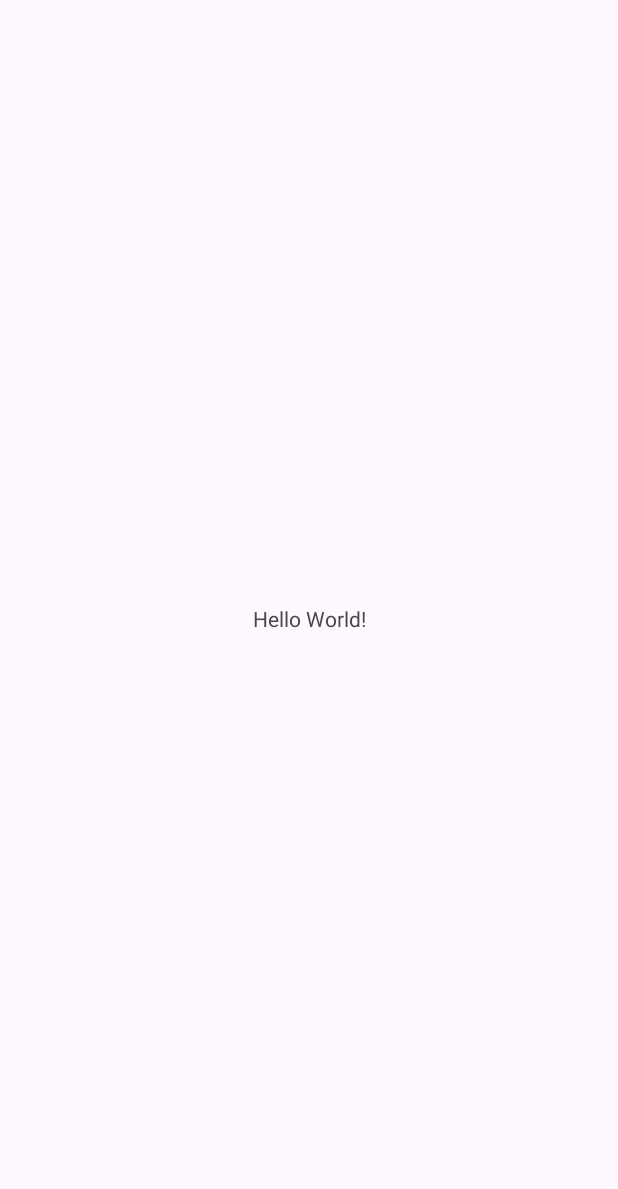
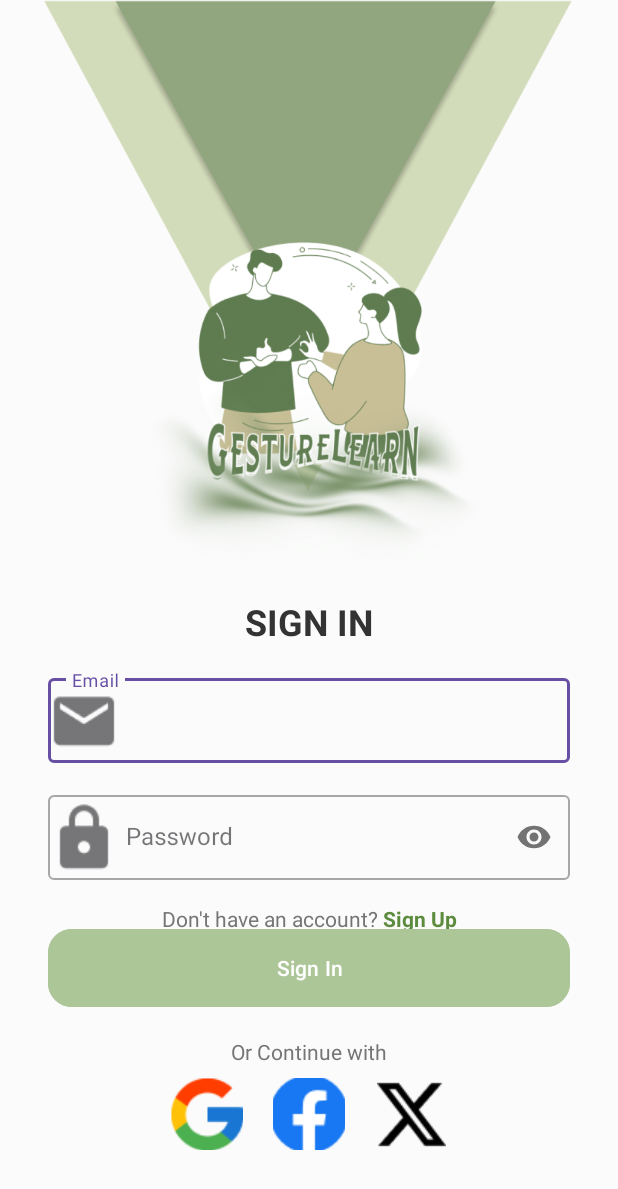
Before and after one commit to xebec51/GestureLearn, an Android app: the screen it shows after launch (MainActivity before the commit, LoginActivity after it), on a phone screen of 412 x 824 dp. Before the commit the part shown is almost empty. Shown: the top 1189 px of the screen. Run offline under Robolectric (Android 15) with nearby library versions, the phone set to English and light mode, and no system bars.

Commit message:
feat(auth): Implement user registration and login functionality

```diff
--- a/GestureLearn/app/build.gradle.kts
+++ b/GestureLearn/app/build.gradle.kts
@@ -40,4 +40,5 @@ dependencies {
     testImplementation(libs.junit)
     androidTestImplementation(libs.ext.junit)
     androidTestImplementation(libs.espresso.core)
+    implementation(libs.material)
 }
--- a/GestureLearn/app/src/main/java/com/example/gesturelearn/MainActivity.java
+++ /dev/null
@@ -1,24 +0,0 @@
-package com.example.gesturelearn;
-
-import android.os.Bundle;
-
-import androidx.activity.EdgeToEdge;
-import androidx.appcompat.app.AppCompatActivity;
-import androidx.core.graphics.Insets;
-import androidx.core.view.ViewCompat;
-import androidx.core.view.WindowInsetsCompat;
-
-public class MainActivity extends AppCompatActivity {
-
-    @Override
-    protected void onCreate(Bundle savedInstanceState) {
-        super.onCreate(savedInstanceState);
-        EdgeToEdge.enable(this);
-        setContentView(R.layout.activity_main);
-        ViewCompat.setOnApplyWindowInsetsListener(findViewById(R.id.main), (v, insets) -> {
-            Insets systemBars = insets.getInsets(WindowInsetsCompat.Type.systemBars());
-            v.setPadding(systemBars.left, systemBars.top, systemBars.right, systemBars.bottom);
-            return insets;
-        });
-    }
-}
--- /dev/null
+++ b/GestureLearn/app/src/main/java/com/example/gesturelearn/activity/auth/LoginActivity.java
@@ -0,0 +1,87 @@
+package com.example.gesturelearn.activity.auth;
+
+import android.content.Intent;
+import android.os.Bundle;
+import android.view.View;
+import android.widget.Button;
+import android.widget.TextView;
+import android.widget.Toast;
+
+import androidx.appcompat.app.AppCompatActivity;
+
+import com.example.gesturelearn.R;
+import com.example.gesturelearn.data.DatabaseHelper;
+import com.google.android.material.textfield.TextInputEditText;
+
+public class LoginActivity extends AppCompatActivity {
+
+    private TextInputEditText etEmail, etPassword;
+    private Button btnSignIn;
+    private TextView tvSignUp;
+    private DatabaseHelper databaseHelper;
+
+    @Override
+    protected void onCreate(Bundle savedInstanceState) {
+        super.onCreate(savedInstanceState);
+        setContentView(R.layout.activity_login);
+
+        databaseHelper = new DatabaseHelper(this);
+        // Menghubungkan variabel dengan komponen di layout (findViewById)
+        etEmail = findViewById(R.id.et_email);
+        etPassword = findViewById(R.id.et_password);
+        btnSignIn = findViewById(R.id.btn_sign_in);
+        tvSignUp = findViewById(R.id.tv_sign_up);
+
+        // Menambahkan listener klik untuk tombol Sign In
+        btnSignIn.setOnClickListener(new View.OnClickListener() {
+            @Override
+            public void onClick(View v) {
+                String email = etEmail.getText().toString().trim();
+                String password = etPassword.getText().toString().trim();
+
+                // Validasi input
+                if (email.isEmpty() || password.isEmpty()) {
+                    Toast.makeText(LoginActivity.this, "Email dan Password tidak boleh kosong!", Toast.LENGTH_SHORT).show();
+                    return;
+                }
+
+                // Cek kredensial ke database
+                boolean isValidUser = databaseHelper.checkUser(email, password);
+
+                if (isValidUser) {
+                    // Jika login berhasil
+                    Toast.makeText(LoginActivity.this, "Login berhasil!", Toast.LENGTH_SHORT).show();
+
+                    // Pindah ke MainActivity
+                    Intent intent = new Intent(LoginActivity.this, MainActivity.class);
+                    startActivity(intent);
+                    finish(); // Tutup LoginActivity agar pengguna tidak bisa kembali
+                } else {
+                    // Jika login gagal
+                    Toast.makeText(LoginActivity.this, "Email atau Password salah!", Toast.LENGTH_SHORT).show();
+                }
+            }
+        });
+
+        // Menambahkan listener klik untuk teks Sign Up
+        tvSignUp.setOnClickListener(new View.OnClickListener() {
+            @Override
+            public void onClick(View v) {
+                // Pindah ke RegisterActivity (jika sudah dibuat)
+                // Intent intent = new Intent(LoginActivity.this, RegisterActivity.class);
+                // startActivity(intent);
+                Toast.makeText(LoginActivity.this, "Pindah ke halaman Sign Up", Toast.LENGTH_SHORT).show();
+            }
+        });
+
+        // Listener untuk teks Sign Up
+        tvSignUp.setOnClickListener(new View.OnClickListener() {
+            @Override
+            public void onClick(View v) {
+                // GANTI baris Toast dengan Intent
+                Intent intent = new Intent(LoginActivity.this, RegisterActivity.class);
+                startActivity(intent);
+            }
+        });
+    }
+}
--- /dev/null
+++ b/GestureLearn/app/src/main/java/com/example/gesturelearn/data/DatabaseHelper.java
@@ -0,0 +1,119 @@
+package com.example.gesturelearn.data;
+
+import android.content.ContentValues;
+import android.content.Context;
+import android.database.Cursor;
+import android.database.sqlite.SQLiteDatabase;
+import android.database.sqlite.SQLiteOpenHelper;
+
+import androidx.annotation.Nullable;
+
+public class DatabaseHelper extends SQLiteOpenHelper {
+
+    // Nama database
+    public static final String DATABASE_NAME = "GestureLearn.db";
+    // Versi database. Naikkan jika ada perubahan skema
+    private static final int DATABASE_VERSION = 1;
+
+    // Nama tabel
+    public static final String TABLE_USERS = "users";
+
+    // Kolom-kolom tabel users
+    public static final String COLUMN_ID = "id";
+    public static final String COLUMN_NAME = "name";
+    public static final String COLUMN_EMAIL = "email";
+    public static final String COLUMN_PASSWORD = "password";
+
+    // SQL statement untuk membuat tabel users
+    private static final String CREATE_TABLE_USERS = "CREATE TABLE " + TABLE_USERS + "("
+            + COLUMN_ID + " INTEGER PRIMARY KEY AUTOINCREMENT,"
+            + COLUMN_NAME + " TEXT,"
+            + COLUMN_EMAIL + " TEXT UNIQUE,"
+            + COLUMN_PASSWORD + " TEXT"
+            + ")";
+
+    public DatabaseHelper(@Nullable Context context) {
+        super(context, DATABASE_NAME, null, DATABASE_VERSION);
+    }
+
+    @Override
+    public void onCreate(SQLiteDatabase db) {
+        // Eksekusi perintah SQL untuk membuat tabel
+        db.execSQL(CREATE_TABLE_USERS);
+    }
+
+    @Override
+    public void onUpgrade(SQLiteDatabase db, int oldVersion, int newVersion) {
+        // Jika tabel sudah ada, hapus (untuk skenario upgrade sederhana)
+        db.execSQL("DROP TABLE IF EXISTS " + TABLE_USERS);
+        // Buat tabel lagi
+        onCreate(db);
+    }
+
+    /**
+     * Metode untuk menambahkan user baru ke database.
+     * @param name Nama user
+     * @param email Email user
+     * @param password Password user
+     * @return true jika berhasil, false jika gagal
+     */
+    public boolean addUser(String name, String email, String password) {
+        SQLiteDatabase db = this.getWritableDatabase();
+        ContentValues values = new ContentValues();
+        values.put(COLUMN_NAME, name);
+        values.put(COLUMN_EMAIL, email);
+        values.put(COLUMN_PASSWORD, password); // Di aplikasi nyata, password harus di-hash!
+
+        // Insert baris baru
+        long result = db.insert(TABLE_USERS, null, values);
+        db.close();
+
+        // Jika result = -1, berarti terjadi error
+        return result != -1;
+    }
+
+    /**
+     * Metode untuk memeriksa apakah email sudah terdaftar.
+     * @param email Email yang akan dicek
+     * @return true jika email sudah ada, false jika belum
+     */
+    public boolean checkEmail(String email) {
+        SQLiteDatabase db = this.getReadableDatabase();
+        Cursor cursor = db.query(TABLE_USERS,
+                new String[]{COLUMN_ID},
+                COLUMN_EMAIL + " = ?",
+                new String[]{email},
+                null, null, null);
+
+        int count = cursor.getCount();
+        cursor.close();
+        db.close();
+
+        return count > 0;
+    }
+
+    /**
+     * Metode untuk memeriksa kredensial user saat login.
+     * @param email Email user
+     * @param password Password user
+     * @return true jika email dan password cocok, false jika tidak
+     */
+    public boolean checkUser(String email, String password) {
+        SQLiteDatabase db = this.getReadableDatabase();
+        String[] columns = {COLUMN_ID};
+        String selection = COLUMN_EMAIL + " = ?" + " AND " + COLUMN_PASSWORD + " = ?";
+        String[] selectionArgs = {email, password};
+
+        Cursor cursor = db.query(TABLE_USERS,
+                columns,
+                selection,
+                selectionArgs,
+                null, null, null);
+
+        int count = cursor.getCount();
+        cursor.close();
+        db.close();
+
+        return count > 0;
+    }
+}
--- /dev/null
+++ b/GestureLearn/app/src/main/res/layout/activity_login.xml
@@ -0,0 +1,174 @@
+<?xml version="1.0" encoding="utf-8"?>
+<androidx.constraintlayout.widget.ConstraintLayout xmlns:android="http://schemas.android.com/apk/res/android"
+    xmlns:app="http://schemas.android.com/apk/res-auto"
+    xmlns:tools="http://schemas.android.com/tools"
+    android:layout_width="match_parent"
+    android:layout_height="match_parent"
+    android:background="@color/background_color"
+    tools:context=".activity.auth.LoginActivity">
+
+    <androidx.constraintlayout.widget.Guideline
+        android:id="@+id/guideline_top"
+        android:layout_width="wrap_content"
+        android:layout_height="wrap_content"
+        android:orientation="horizontal"
+        app:layout_constraintGuide_percent="0.10" />
+
+    <androidx.constraintlayout.widget.Guideline
+        android:id="@+id/guideline_bottom"
+        android:layout_width="wrap_content"
+        android:layout_height="wrap_content"
+        android:orientation="horizontal"
+        app:layout_constraintGuide_percent="0.95" />
+
+    <ImageView
+        android:id="@+id/iv_logo"
+        android:layout_width="410dp"
+        android:layout_height="374dp"
+        android:contentDescription="@string/app_logo_description"
+        android:src="@drawable/logo_gesturelearn"
+        app:layout_constraintDimensionRatio="1:1"
+        app:layout_constraintEnd_toEndOf="parent"
+        app:layout_constraintHorizontal_bias="0.0"
+        app:layout_constraintStart_toStartOf="parent"
+        app:layout_constraintTop_toTopOf="parent"
+        app:layout_constraintWidth_percent="0.5" />
+
+    <TextView
+        android:id="@+id/tv_sign_in_title"
+        style="@style/TextAppearance.Material3.HeadlineSmall"
+        android:layout_width="wrap_content"
+        android:layout_height="wrap_content"
+        android:layout_marginTop="24dp"
+        android:text="SIGN IN"
+        android:textStyle="bold"
+        android:textColor="@color/text_primary"
+        app:layout_constraintEnd_toEndOf="parent"
+        app:layout_constraintStart_toStartOf="parent"
+        app:layout_constraintTop_toBottomOf="@id/iv_logo" />
+
+    <androidx.constraintlayout.widget.Group
+        android:id="@+id/input_fields_group"
+        android:layout_width="wrap_content"
+        android:layout_height="wrap_content"
+        app:constraint_referenced_ids="til_email, til_password"
+        app:layout_constraintEnd_toEndOf="parent"
+        app:layout_constraintStart_toStartOf="parent" />
+
+    <com.google.android.material.textfield.TextInputLayout
+        android:id="@+id/til_email"
+        style="@style/Widget.MaterialComponents.TextInputLayout.OutlinedBox"
+        android:layout_width="0dp"
+        android:layout_height="wrap_content"
+        android:layout_marginStart="32dp"
+        android:layout_marginEnd="32dp"
+        android:layout_marginTop="16dp"
+        android:hint="Email"
+        app:startIconDrawable="@drawable/ic_email"
+        app:layout_constraintTop_toBottomOf="@id/tv_sign_in_title"
+        app:layout_constraintStart_toStartOf="parent"
+        app:layout_constraintEnd_toEndOf="parent">
+
+        <com.google.android.material.textfield.TextInputEditText
+            android:id="@+id/et_email"
+            android:layout_width="match_parent"
+            android:layout_height="wrap_content"
+            android:inputType="textEmailAddress" />
+    </com.google.android.material.textfield.TextInputLayout>
+
+    <com.google.android.material.textfield.TextInputLayout
+        android:id="@+id/til_password"
+        style="@style/Widget.MaterialComponents.TextInputLayout.OutlinedBox"
+        android:layout_width="0dp"
+        android:layout_height="wrap_content"
+        android:layout_marginStart="32dp"
+        android:layout_marginTop="16dp"
+        android:layout_marginEnd="32dp"
+        android:hint="Password"
+        app:passwordToggleEnabled="true"
+        app:startIconDrawable="@drawable/ic_lock"
+        app:layout_constraintTop_toBottomOf="@id/til_email"
+        app:layout_constraintStart_toStartOf="parent"
+        app:layout_constraintEnd_toEndOf="parent">
+
+        <com.google.android.material.textfield.TextInputEditText
+            android:id="@+id/et_password"
+            android:layout_width="match_parent"
+            android:layout_height="wrap_content"
+            android:inputType="textPassword" />
+    </com.google.android.material.textfield.TextInputLayout>
+
+    <TextView
+        android:id="@+id/tv_sign_up"
+        android:layout_width="wrap_content"
+        android:layout_height="wrap_content"
+        android:layout_marginTop="16dp"
+        android:text="@string/prompt_signup"
+        android:textColor="@color/text_secondary"
+        app:layout_constraintTop_toBottomOf="@id/til_password"
+        app:layout_constraintStart_toStartOf="parent"
+        app:layout_constraintEnd_toEndOf="parent"/>
+
+    <LinearLayout
+        android:id="@+id/ll_social_login"
+        android:layout_width="wrap_content"
+        android:layout_height="wrap_content"
+        android:orientation="horizontal"
+        android:layout_marginBottom="16dp"
+        app:layout_constraintBottom_toTopOf="@id/guideline_bottom"
+        app:layout_constraintStart_toStartOf="parent"
+        app:layout_constraintEnd_toEndOf="parent">
+
+        <ImageButton
+            android:id="@+id/ib_google"
+            android:layout_width="@dimen/social_icon_size"
+            android:layout_height="@dimen/social_icon_size"
+            android:layout_marginEnd="@dimen/social_icon_spacing"
+            android:src="@drawable/ic_google"
+            android:background="?attr/selectableItemBackgroundBorderless"
+            android:contentDescription="Continue with Google"/>
+
+        <ImageButton
+            android:id="@+id/ib_facebook"
+            android:layout_width="@dimen/social_icon_size"
+            android:layout_height="@dimen/social_icon_size"
+            android:layout_marginEnd="@dimen/social_icon_spacing"
+            android:src="@drawable/ic_facebook"
+            android:background="?attr/selectableItemBackgroundBorderless"
+            android:contentDescription="Continue with Facebook"/>
+
+        <ImageButton
+            android:id="@+id/ib_x"
+            android:layout_width="@dimen/social_icon_size"
+            android:layout_height="@dimen/social_icon_size"
+            android:src="@drawable/ic_x"
+            android:background="?attr/selectableItemBackgroundBorderless"
+            android:contentDescription="Continue with X"/>
+    </LinearLayout>
+
+    <TextView
+        android:id="@+id/tv_continue_with"
+        android:layout_width="wrap_content"
+        android:layout_height="wrap_content"
+        android:layout_marginBottom="8dp"
+        android:text="Or Continue with"
+        android:textColor="@color/text_secondary"
+        app:layout_constraintBottom_toTopOf="@id/ll_social_login"
+        app:layout_constraintStart_toStartOf="parent"
+        app:layout_constraintEnd_toEndOf="parent"/>
+
+    <com.google.android.material.button.MaterialButton
+        android:id="@+id/btn_sign_in"
+        android:layout_width="0dp"
+        android:layout_height="@dimen/button_height"
+        android:layout_marginStart="32dp"
+        android:layout_marginEnd="32dp"
+        android:layout_marginBottom="16dp"
+        android:text="Sign In"
+        android:backgroundTint="@color/button_primary_color"
+        app:cornerRadius="@dimen/button_corner_radius"
+        app:layout_constraintBottom_toTopOf="@id/tv_continue_with"
+        app:layout_constraintStart_toStartOf="parent"
+        app:layout_constraintEnd_toEndOf="parent" />
+
+</androidx.constraintlayout.widget.ConstraintLayout>
--- a/GestureLearn/app/src/main/res/layout/activity_main.xml
+++ b/GestureLearn/app/src/main/res/layout/activity_main.xml
@@ -1,19 +1,19 @@
 <?xml version="1.0" encoding="utf-8"?>
-<androidx.constraintlayout.widget.ConstraintLayout xmlns:android="http://schemas.android.com/apk/res/android"
+<RelativeLayout xmlns:android="http://schemas.android.com/apk/res/android"
     xmlns:app="http://schemas.android.com/apk/res-auto"
     xmlns:tools="http://schemas.android.com/tools"
-    android:id="@+id/main"
     android:layout_width="match_parent"
     android:layout_height="match_parent"
-    tools:context=".MainActivity">
+    android:padding="16dp"
+    android:gravity="center"
+    tools:context=".activity.MainActivity">
 
     <TextView
+        android:id="@+id/tv_welcome"
         android:layout_width="wrap_content"
         android:layout_height="wrap_content"
-        android:text="Hello World!"
-        app:layout_constraintBottom_toBottomOf="parent"
-        app:layout_constraintEnd_toEndOf="parent"
-        app:layout_constraintStart_toStartOf="parent"
-        app:layout_constraintTop_toTopOf="parent" />
+        android:text="Selamat Datang di GestureLearn!"
+        android:textSize="24sp"
+        android:textStyle="bold" />
 
-</androidx.constraintlayout.widget.ConstraintLayout>
+</RelativeLayout>
--- a/GestureLearn/app/src/main/res/values/colors.xml
+++ b/GestureLearn/app/src/main/res/values/colors.xml
@@ -1,5 +1,16 @@
 <?xml version="1.0" encoding="utf-8"?>
 <resources>
+    <color name="purple_200">#FFBB86FC</color>
+    <color name="purple_500">#FF6200EE</color>
+    <color name="purple_700">#FF3700B3</color>
+    <color name="teal_200">#FF03DAC5</color>
+    <color name="teal_700">#FF018786</color>
     <color name="black">#FF000000</color>
     <color name="white">#FFFFFFFF</color>
+
+    <color name="background_color">#FBFBFB</color>
+    <color name="text_primary">#333333</color>
+    <color name="text_secondary">#757575</color>
+    <color name="text_accent">#5D8C3E</color>
+    <color name="button_primary_color">#ADC698</color>
 </resources>
--- /dev/null
+++ b/GestureLearn/app/src/main/res/values/dimens.xml
@@ -0,0 +1,8 @@
+<?xml version="1.0" encoding="utf-8"?>
+<resources>
+    <dimen name="button_height">60dp</dimen>
+    <dimen name="button_corner_radius">16dp</dimen>
+
+    <dimen name="social_icon_size">48dp</dimen>
+    <dimen name="social_icon_spacing">20dp</dimen>
+</resources>
--- a/GestureLearn/app/src/main/res/values/strings.xml
+++ b/GestureLearn/app/src/main/res/values/strings.xml
@@ -1,3 +1,7 @@
 <resources>
     <string name="app_name">GestureLearn</string>
+    <string name="app_logo_description">Logo Aplikasi GestureLearn</string>
+
+    <string name="prompt_signup">Don\'t have an account? <b><font color="#5D8C3E">Sign Up</font></b></string>
+    <string name="prompt_signin">Already have an account? <b><font color="#5D8C3E">Sign In</font></b></string>
 </resources>
```
Also changed, not shown: GestureLearn/app/src/main/AndroidManifest.xml (+12 -6 lines), GestureLearn/app/src/main/java/com/example/gesturelearn/activity/MainActivity.java (added, +14 -0 lines), GestureLearn/app/src/main/java/com/example/gesturelearn/activity/auth/RegisterActivity.java (added, +85 -0 lines), GestureLearn/app/src/main/res/layout/activity_register.xml (added, +182 -0 lines), GestureLearn/app/src/main/res/drawable/ic_email.png (added), GestureLearn/app/src/main/res/drawable/ic_facebook.png (added), GestureLearn/app/src/main/res/drawable/ic_google.png (added), GestureLearn/app/src/main/res/drawable/ic_lock.png (added), GestureLearn/app/src/main/res/drawable/ic_person.png (added), GestureLearn/app/src/main/res/drawable/ic_x.png (added), GestureLearn/app/src/main/res/drawable/logo_gesturelearn.png (added).
